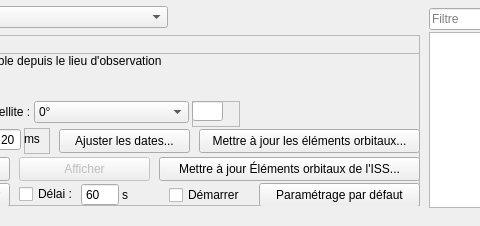
Above: src/interface/onglets/telescope/suivitelescope.ui from mconsidine/previsat-git before the change; both pictures show x 141 to 621 and y 0 to 226 of the 792 by 226 pixel window. Below: the same form after it.
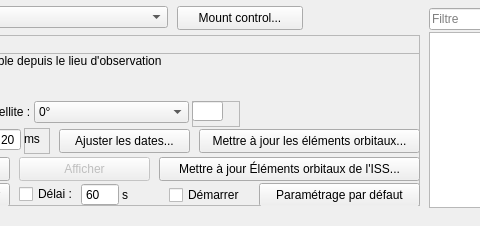
That is the form after the change. Icons and pictures are not drawn.

Commit message: Add live mount control (OnStepX, LX200 classic, SynScan)

```diff
--- a/src/interface/onglets/telescope/suivitelescope.ui
+++ b/src/interface/onglets/telescope/suivitelescope.ui
@@ -111,6 +111,22 @@
     <bool>true</bool>
    </property>
   </widget>
+  <widget class="QPushButton" name="mountControl">
+   <property name="geometry">
+    <rect>
+     <x>318</x>
+     <y>6</y>
+     <width>126</width>
+     <height>24</height>
+    </rect>
+   </property>
+   <property name="toolTip">
+    <string>Drive an LX200, OnStepX or SynScan mount along the pass</string>
+   </property>
+   <property name="text">
+    <string>Mount control...</string>
+   </property>
+  </widget>
   <widget class="QToolButton" name="skywatcher">
    <property name="geometry">
     <rect>
```
The commit also changes 17 other files.
